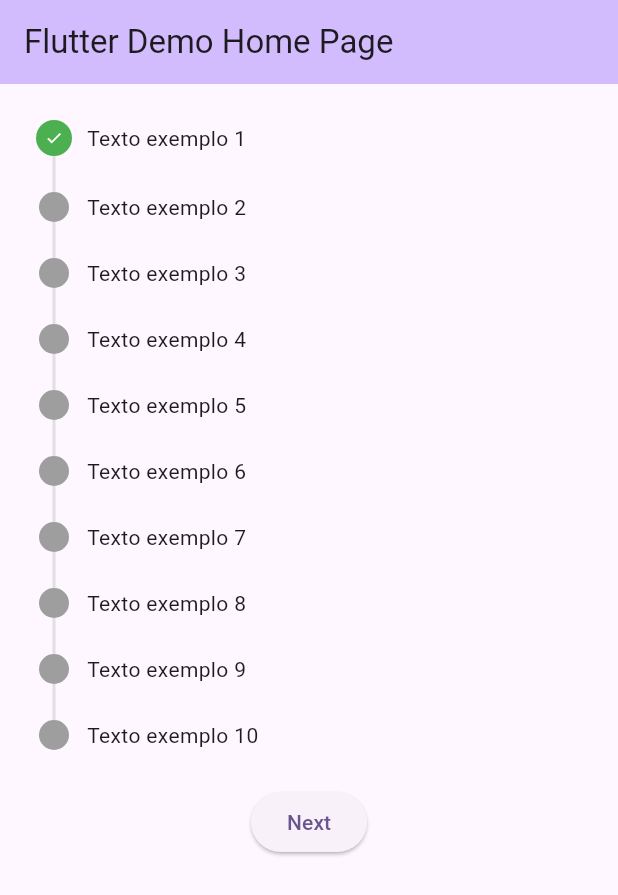
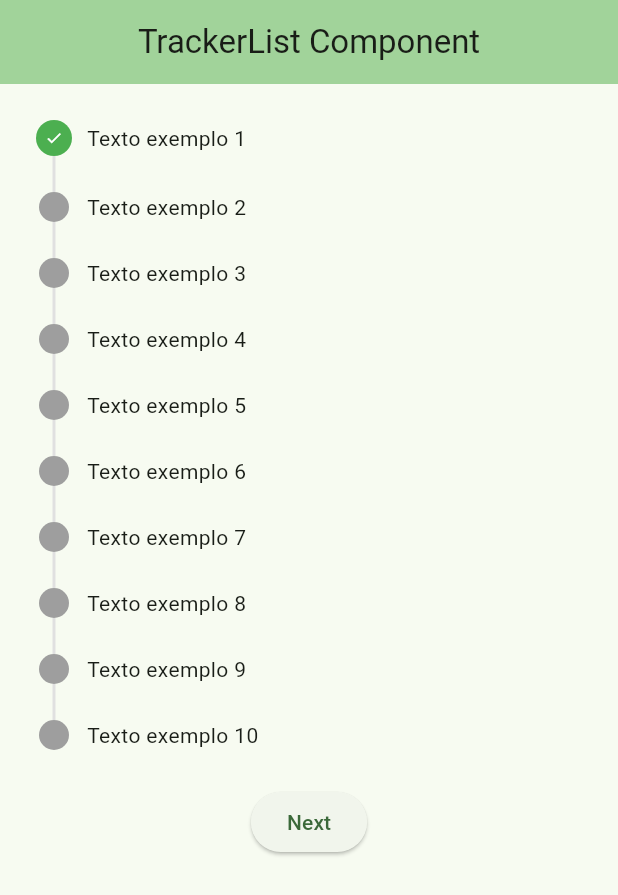
Before and after one commit to ricardodnn1/step_tracker, a Flutter app: the screen it shows after launch, on a phone screen of 412 x 824 dp. Shown: the top 895 px of the screen. Run offline on Flutter 3.47's test engine with Material 3 defaults, Android fonts, the phone set to English and light mode, and no system bars.

Commit message:
Fix: Ajuste no texto

```diff
--- a/lib/main.dart
+++ b/lib/main.dart
@@ -15,10 +15,11 @@ class MyApp extends StatelessWidget {
     return MaterialApp(
       title: 'Flutter Demo',
       theme: ThemeData(
-        colorScheme: ColorScheme.fromSeed(seedColor: Colors.deepPurple),
+        colorScheme: ColorScheme.fromSeed(seedColor: Colors.green),
         useMaterial3: true,
       ),
-      home: const MyHomePage(title: 'Flutter Demo Home Page'),
+      home: const MyHomePage(title: 'TrackerList Component'),
+      debugShowCheckedModeBanner: false,
     );
   }
 }
@@ -47,6 +48,7 @@ class _MyHomePageState extends State<MyHomePage> {
       appBar: AppBar(
         backgroundColor: Theme.of(context).colorScheme.inversePrimary,
         title: Text(widget.title),
+        centerTitle: true,
       ),
       body: Padding(
         padding: const EdgeInsets.all(24),
```
